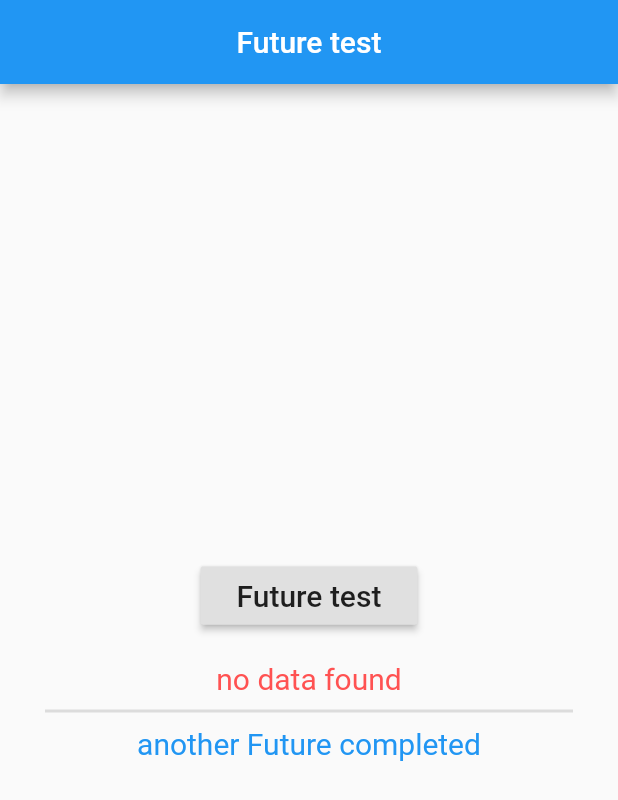
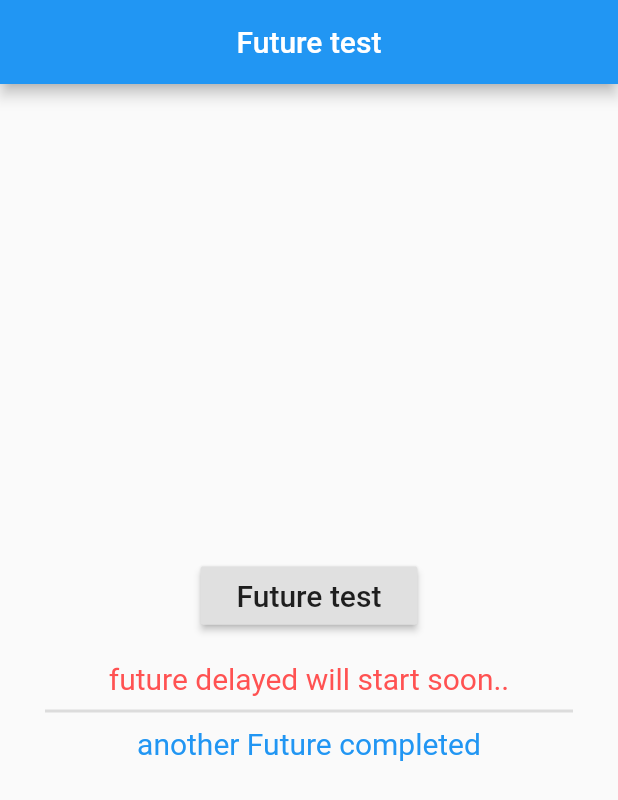
Before and after one commit to devdabong/flutter_login, a Flutter app: the Home screen opened directly, after a tap on "Future test", on a phone screen of 412 x 824 dp. Shown: the top 800 px of the screen. Run offline on Flutter 3.47's test engine with Material 2 defaults, Android fonts, the phone set to English and light mode, and no system bars; our stand-ins replace fluttertoast.

Commit message:
update future code (asynchronous test)

```diff
--- a/lib/future_main.dart
+++ b/lib/future_main.dart
@@ -17,7 +17,7 @@ class MyApp extends StatelessWidget {
 }
 
 class Home extends StatefulWidget {
-  Home({Key? key}) : super(key: key);
+  const Home({Key? key}) : super(key: key);
 
   @override
   State<Home> createState() => _HomeState();
@@ -38,7 +38,7 @@ class _HomeState extends State<Home> {
       ),
       body: Center(
         child: Padding(
-          padding: EdgeInsets.all(30.0),
+          padding: const EdgeInsets.all(30.0),
           child: Column(
             mainAxisAlignment: MainAxisAlignment.center,
             children: [
@@ -111,11 +111,10 @@ class _HomeState extends State<Home> {
   // 2. 3초 후 then 메서드가 실행된다.
   // 3. then 메서드 실행이 다 끝나고 그 아래 코드들이 실행된다.
   Future<void> futureTest() async {
-    // setState(() {
-    //   result = 'no data found';
-    //   debugPrint(result);
-    //   debugPrint('init');
-    // });
+    setState(() {
+      result = 'future delayed will start soon..';
+      debugPrint(result);
+    });
     await Future.delayed(const Duration(seconds: 3)).then((value) {
       debugPrint('Here comes second');
       setState(() {
```
